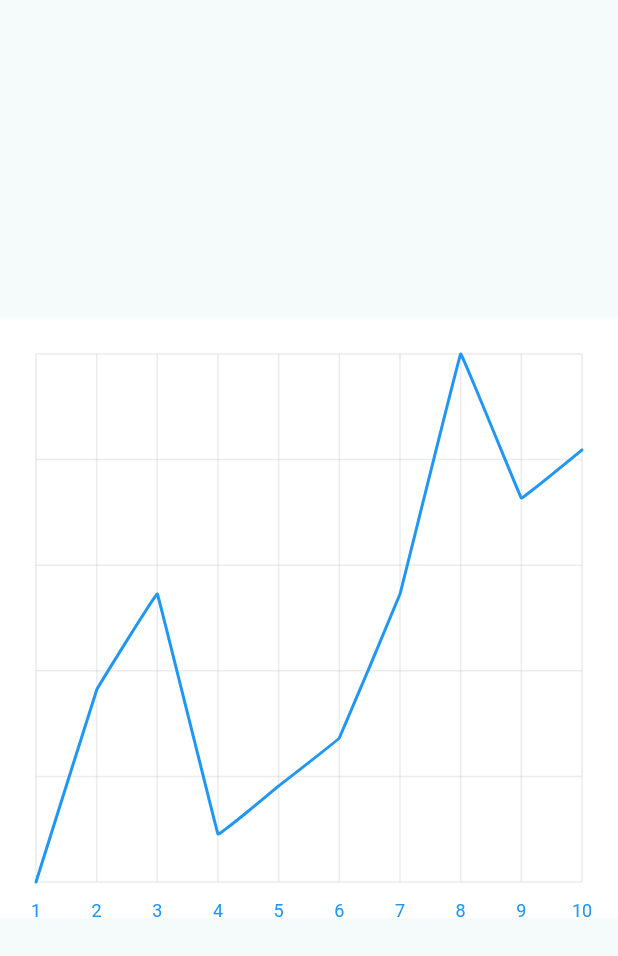
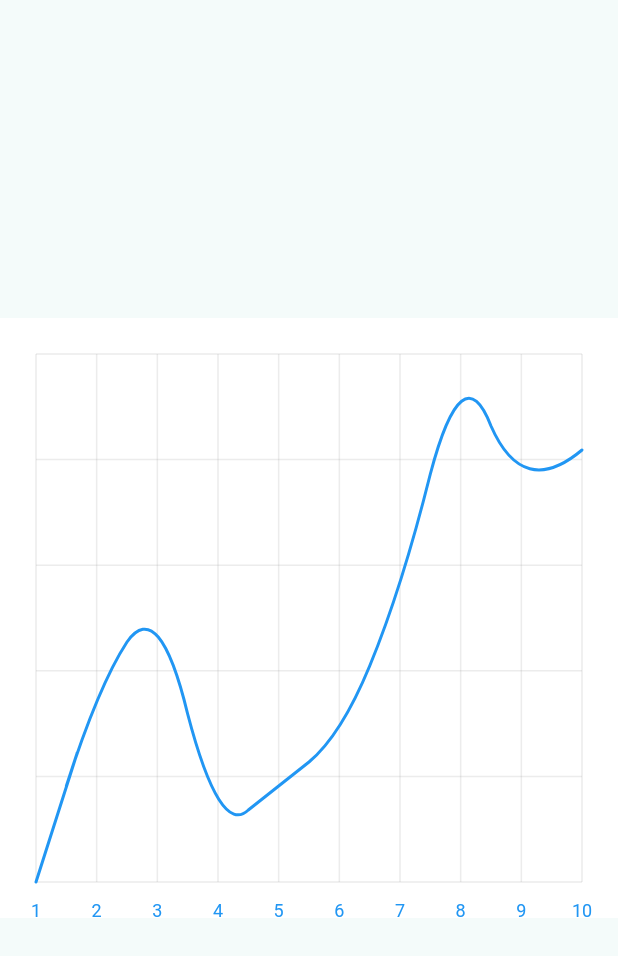
Before and after one commit to openblueorg/material_chart_docs, a Flutter app: the LineChartDemo screen opened directly, on a phone screen of 412 x 824 dp. Shown: the top 956 px of the screen. Run offline on Flutter 3.47's test engine with Material 3 defaults, Android fonts, the phone set to English and light mode, and no system bars; missing offline and left inert: dart:html.

```diff
--- a/lib/material_charts/src/candlestick_chart/painter.dart
+++ b/lib/material_charts/src/candlestick_chart/painter.dart
@@ -299,7 +299,7 @@
   // Previous grid and label drawing methods with scroll adjustments...
   void _drawGrid(Canvas canvas, Rect chartArea) {
     final paint = Paint()
-      ..color = Colors.grey.withOpacity(0.2)
+      ..color = Colors.grey.withValues(alpha: 0.2)
       ..strokeWidth = 1;
 
     // Horizontal grid lines
--- a/lib/material_charts/src/line_chart/painter.dart
+++ b/lib/material_charts/src/line_chart/painter.dart
@@ -53,10 +53,8 @@
 
         // Check if we are hovering over a data point and tooltips are enabled
         if (style.showTooltips) {
-          final pointIndex = _getDataPointIndexAtPosition(
-            verticalLineX,
-            chartArea,
-          );
+          final pointIndex =
+              _getDataPointIndexAtPosition(verticalLineX, chartArea);
           if (pointIndex != null) {
             // Draw the tooltip if hovering over a data point
             _drawTooltip(canvas, chartArea, pointIndex);
@@ -84,11 +82,9 @@
 
   /// Draws the vertical hover line with custom styling
   void _drawVerticalHoverLine(Canvas canvas, Rect chartArea, double x) {
-    final verticalLinePaint =
-        Paint()
-          ..color = style.verticalLineColor.withOpacity(
-            style.verticalLineOpacity,
-          )
+    final verticalLinePaint = Paint()
+      ..color =
+          style.verticalLineColor.withValues(alpha: style.verticalLineOpacity)
       ..strokeWidth = style.verticalLineWidth;
 
     final startPoint = Offset(x, chartArea.top);
@@ -247,8 +243,7 @@
     );
 
     // Draw tooltip border
-    final borderPaint =
-        Paint()
+    final borderPaint = Paint()
       ..color = style.tooltipStyle.borderColor
       ..style = PaintingStyle.stroke
       ..strokeWidth = 1.0;
@@ -270,9 +265,8 @@
     );
 
     // Highlight the hovered point with a larger circle
-    final highlightPaint =
-        Paint()
-          ..color = style.pointColor.withOpacity(0.8)
+    final highlightPaint = Paint()
+      ..color = style.pointColor.withValues(alpha: 0.8)
       ..style = PaintingStyle.fill;
 
     canvas.drawCircle(
@@ -282,8 +276,7 @@
     );
 
     // Draw a white border around the highlighted point
-    final highlightBorderPaint =
-        Paint()
+    final highlightBorderPaint = Paint()
       ..color = Colors.white
       ..style = PaintingStyle.stroke
       ..strokeWidth = 2.0;
@@ -297,11 +290,8 @@
 
   /// Draws the grid lines (both horizontal and vertical) in the chart area.
   void _drawGrid(Canvas canvas, Rect chartArea) {
-    final paint =
-        Paint()
-          ..color = style.gridColor.withOpacity(
-            0.2,
-          ) // Set the grid color with opacity
+    final paint = Paint()
+      ..color = style.gridColor.withValues(alpha: 0.2)
       ..strokeWidth = 1; // Set the stroke width for grid lines
 
     // Draw horizontal grid lines
@@ -327,14 +317,9 @@
 
   /// Draws the line connecting the data points based on the current progress.
   void _drawLine(Canvas canvas, Rect chartArea) {
-    final linePaint =
-        Paint()
-          ..color =
-              style
-                  .lineColor // Set the line color
-          ..strokeWidth =
-              style
-                  .strokeWidth // Set the stroke width
+    final linePaint = Paint()
+      ..color = style.lineColor // Set the line color
+      ..strokeWidth = style.strokeWidth // Set the stroke width
       ..style = PaintingStyle.stroke; // Set paint style to stroke
 
     // Apply rounded points styling if enabled
@@ -383,8 +368,7 @@
     return path;
   }
 
-  /// Creates a curved/smooth line path connecting all points using proper cubic bezier curves.
-  /// FIXED: This method now prevents backward curves and maintains proper continuity.
+  /// Creates a curved/smooth line path connecting all points using bezier curves.
   Path _createCurvedPath(List<Offset> points) {
     if (points.length < 2) return _createStraightPath(points);
 
@@ -397,91 +381,103 @@
       return path;
     }
 
-    // Use cubic bezier curves that maintain proper X-direction progression
+    // Create smooth curves using quadratic bezier curves
     for (int i = 0; i < points.length - 1; i++) {
       final current = points[i];
       final next = points[i + 1];
 
-      // Calculate control points that maintain monotonic X progression
-      final controlPoints = _getMonotonicControlPoints(points, i);
-
-      path.cubicTo(
-        controlPoints.cp1.dx,
-        controlPoints.cp1.dy,
-        controlPoints.cp2.dx,
-        controlPoints.cp2.dy,
+      if (i == 0) {
+        // First segment - use quadratic curve
+        final controlPoint = _getControlPoint(
+          current,
+          next,
+          points[i + 2],
+          true,
+        );
+        path.quadraticBezierTo(
+          controlPoint.dx,
+          controlPoint.dy,
+          (current.dx + next.dx) / 2,
+          (current.dy + next.dy) / 2,
+        );
+      } else if (i == points.length - 2) {
+        // Last segment - complete the curve to the final point
+        final controlPoint = _getControlPoint(
+          points[i - 1],
+          current,
+          next,
+          false,
+        );
+        path.quadraticBezierTo(
+          controlPoint.dx,
+          controlPoint.dy,
           next.dx,
           next.dy,
         );
+      } else {
+        // Middle segments - use smooth curves
+        final controlPoint = _getControlPoint(
+          points[i - 1],
+          current,
+          next,
+          false,
+        );
+        path.quadraticBezierTo(
+          controlPoint.dx,
+          controlPoint.dy,
+          (current.dx + next.dx) / 2,
+          (current.dy + next.dy) / 2,
+        );
+      }
     }
 
     return path;
   }
 
-  /// Calculate control points for cubic bezier curves that maintain monotonic progression
-  ControlPoints _getMonotonicControlPoints(List<Offset> points, int index) {
-    final current = points[index];
-    final next = points[index + 1];
+  /// Calculates a control point for smooth bezier curves.
+  Offset _getControlPoint(
+    Offset prev,
+    Offset current,
+    Offset next,
+    bool isFirst,
+  ) {
+    final intensity = style.curveIntensity.clamp(0.0, 1.0);
 
-    // Calculate curve intensity (properly constrained)
-    final intensity = (style.curveIntensity * 0.1).clamp(0.0, 0.4);
+    if (isFirst) {
+      // For the first point, create control point based on current and next
+      final direction = Offset(next.dx - current.dx, next.dy - current.dy);
+      return Offset(
+        current.dx + direction.dx * intensity * 0.3,
+        current.dy + direction.dy * intensity * 0.3,
+      );
+    } else {
+      // For middle points, create smooth control point
+      final prevDirection = Offset(current.dx - prev.dx, current.dy - prev.dy);
+      final nextDirection = Offset(next.dx - current.dx, next.dy - current.dy);
 
-    // Calculate the distance between current and next point
-    final xDistance = next.dx - current.dx;
-    final yDistance = next.dy - current.dy;
-
-    // Calculate slopes for smooth transitions
-    double currentSlope = 0.0;
-    double nextSlope = 0.0;
-
-    if (index > 0) {
-      final prev = points[index - 1];
-      currentSlope = (current.dy - prev.dy) / (current.dx - prev.dx);
-    }
-
-    if (index < points.length - 2) {
-      final afterNext = points[index + 2];
-      nextSlope = (afterNext.dy - next.dy) / (afterNext.dx - next.dx);
-    }
-
-    // For the first segment, use the slope of the current segment
-    if (index == 0) {
-      currentSlope = yDistance / xDistance;
-    }
-
-    // For the last segment, use the slope of the current segment
-    if (index == points.length - 2) {
-      nextSlope = yDistance / xDistance;
-    }
-
-    // Calculate control points with monotonic X constraints
-    final cp1 = Offset(
-      current.dx + xDistance * intensity,
-      current.dy + (xDistance * intensity * currentSlope),
+      // Average the directions for smooth transition
+      final avgDirection = Offset(
+        (prevDirection.dx + nextDirection.dx) / 2,
+        (prevDirection.dy + nextDirection.dy) / 2,
       );
 
-    final cp2 = Offset(
-      next.dx - xDistance * intensity,
-      next.dy - (xDistance * intensity * nextSlope),
+      return Offset(
+        current.dx + avgDirection.dx * intensity * 0.3,
+        current.dy + avgDirection.dy * intensity * 0.3,
       );
-
-    return ControlPoints(cp1: cp1, cp2: cp2);
+    }
   }
 
   /// Draws the individual points on the line chart.
   void _drawPoints(Canvas canvas, Rect chartArea) {
-    final pointPaint =
-        Paint()
-          ..color =
-              style
-                  .pointColor // Set the point color
+    final pointPaint = Paint()
+      ..color = style.pointColor // Set the point color
       ..style = PaintingStyle.fill; // Set paint style to fill
 
     final points = _getPointCoordinates(
       chartArea,
     ); // Get coordinates of data points
-    final progressPoints =
-        (points.length * progress)
+    final progressPoints = (points.length * progress)
         .floor(); // Determine how many points to draw based on progress
 
     // Draw each point on the canvas
@@ -496,8 +492,7 @@
 
   /// Draws the labels for each data point along the X-axis.
   void _drawLabels(Canvas canvas, Rect chartArea) {
-    final textStyle =
-        style.labelStyle ??
+    final textStyle = style.labelStyle ??
         TextStyle(
           color: style.lineColor, // Default label color if none is provided
           fontSize: 12, // Default font size
@@ -505,8 +500,7 @@
 
     // Draw each label based on the data points
     for (int i = 0; i < data.length; i++) {
-      final x =
-          chartArea.left +
+      final x = chartArea.left +
           (chartArea.width / (data.length - 1)) * i; // Calculate the X position
       final textSpan = TextSpan(
         text: data[i].label, // Set the label text
@@ -533,12 +527,10 @@
   List<Offset> _getPointCoordinates(Rect chartArea) {
     if (data.isEmpty) return []; // Return empty if no data
 
-    final maxValue = data
-        .map((point) => point.value)
-        .reduce(max); // Find max value
-    final minValue = data
-        .map((point) => point.value)
-        .reduce(min); // Find min value
+    final maxValue =
+        data.map((point) => point.value).reduce(max); // Find max value
+    final minValue =
+        data.map((point) => point.value).reduce(min); // Find min value
     final valueRange = maxValue - minValue; // Calculate range of values
 
     // Handle case where all values are the same
@@ -552,13 +544,11 @@
 
     // Generate a list of Offset points based on the normalized values
     return List.generate(data.length, (i) {
-      final x =
-          chartArea.left +
+      final x = chartArea.left +
           (chartArea.width / (data.length - 1)) * i; // Calculate X position
       final normalizedValue =
           (data[i].value - minValue) / valueRange; // Normalize Y value
-      final y =
-          chartArea.bottom -
+      final y = chartArea.bottom -
           (normalizedValue * chartArea.height); // Calculate Y position
       return Offset(x, y); // Return the Offset point
     });
@@ -577,11 +567,3 @@
             hoverPosition; // Check hover position change
   }
 }
-
-/// Helper class to store control points for cubic bezier curves
-class ControlPoints {
-  final Offset cp1;
-  final Offset cp2;
-
-  ControlPoints({required this.cp1, required this.cp2});
-}
--- a/lib/material_charts/src/multi_line_chart/widgets.dart
+++ b/lib/material_charts/src/multi_line_chart/widgets.dart
@@ -41,10 +41,10 @@
   });
 
   @override
-  _MultiLineChartState createState() => _MultiLineChartState();
+  MultiLineChartState createState() => MultiLineChartState();
 }
 
-class _MultiLineChartState extends State<MultiLineChart>
+class MultiLineChartState extends State<MultiLineChart>
     with SingleTickerProviderStateMixin {
   late AnimationController _controller; // Controller for managing animations.
   late Animation<double>
```
Also changed, not shown: lib/material_charts/src/area_chart/painter.dart (+15 -26 lines), lib/material_charts/src/bar_chart/painter.dart (+14 -15 lines), lib/material_charts/src/gantt_chart/painter.dart (+15 -27 lines), lib/material_charts/src/multi_line_chart/painter.dart (+6 -10 lines), lib/material_charts/src/stacked_bar_chart/painter.dart (+4 -4 lines), 1 other file. Lines whose indentation alone changed are shown as unchanged.
